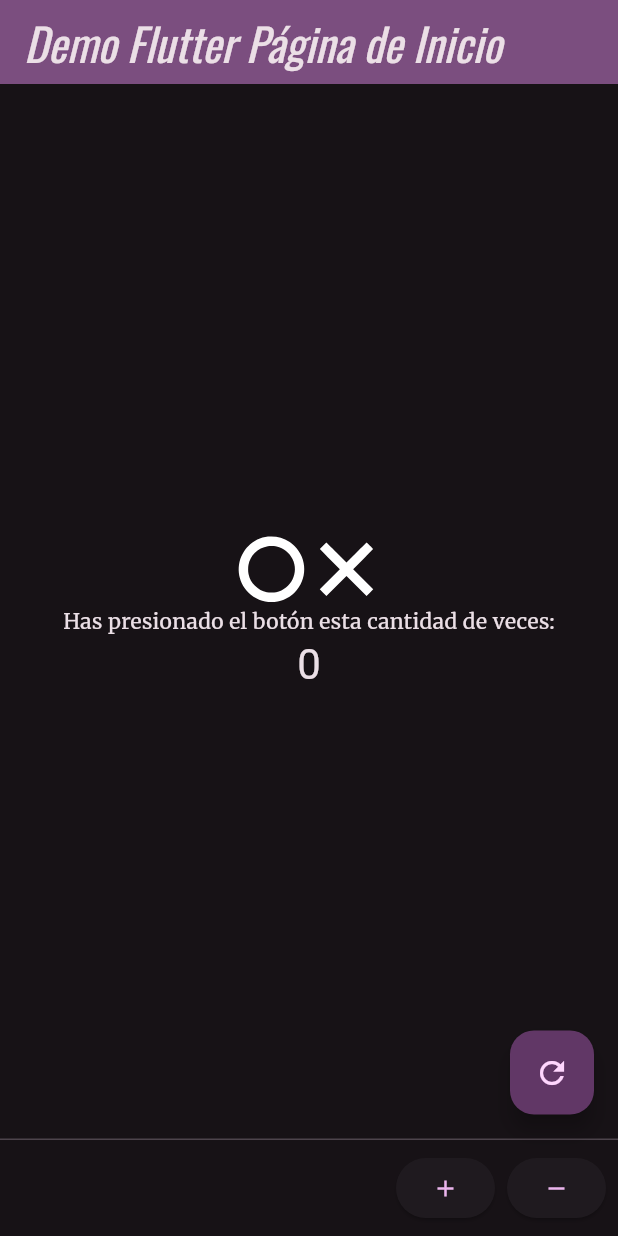
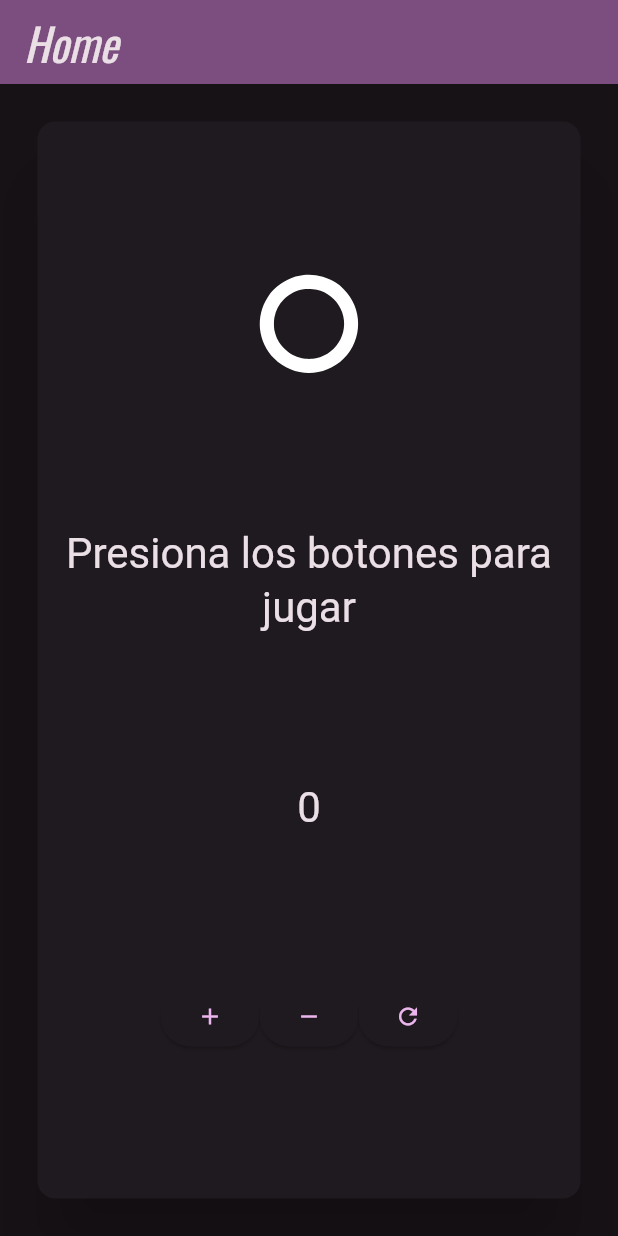
Before and after one commit to ColoroGit/3479A321_2022479001, a Flutter app: the MyHomePage screen opened directly, after a tap on the "add" icon, after a tap on the "remove" icon, on a phone screen of 412 x 824 dp. Run offline on Flutter 3.47's test engine with Material 3 defaults, Android fonts, the phone set to English and light mode, and no system bars; our stand-ins replace flutter_svg, google_fonts, logger.

Commit message:
Progress on lab 3

```diff
--- a/lab_1/lib/main.dart
+++ b/lab_1/lib/main.dart
@@ -2,6 +2,8 @@ import 'package:flutter/material.dart';
 import 'package:google_fonts/google_fonts.dart';
 import 'package:logger/logger.dart';
 import 'pages/my_home_page.dart';
+import 'pages/About.dart';
+import 'pages/Details.dart';
 
 void main() {
   runApp(const MyApp());
@@ -36,7 +38,7 @@ class MyApp extends StatelessWidget {
           displaySmall: GoogleFonts.pacifico(),
         ),
       ),
-      home: const MyHomePage(title: 'Demo Flutter Página de Inicio'),
+      home: const MyHomePage(title: 'Home'),
     );
   }
 }
--- /dev/null
+++ b/lab_1/lib/pages/Details.dart
@@ -0,0 +1,2 @@
+import 'About.dart';
+import 'my_home_page.dart';
--- a/lab_1/lib/pages/my_home_page.dart
+++ b/lab_1/lib/pages/my_home_page.dart
@@ -1,6 +1,7 @@
 import 'package:flutter/material.dart';
 import 'package:flutter_svg/flutter_svg.dart';
 import 'package:logger/logger.dart';
+import 'Details.dart';
 
 class MyHomePage extends StatefulWidget {
   const MyHomePage({super.key, required this.title});
@@ -13,13 +14,25 @@ class MyHomePage extends StatefulWidget {
 
 class _MyHomePageState extends State<MyHomePage> {
   int _counter = 0;
+  String _message = 'Presiona los botones para jugar';
+  String _displayedIcon = 'assets/icons/o_icon.svg';
+
   String oIcon = 'assets/icons/o_icon.svg';
-  String xIcon = 'assets/icons/x_icon.svg';
+  String winIcon = 'assets/icons/victory_icon.svg';
+  String gameOverIcon = 'assets/icons/game_over_icon.svg';
 
   void _incrementCounter() {
     setState(() {
       _counter++;
     });
+
+    if (_counter == 5) {
+      showGameOverDisplay();
+    }
+
+    if (_counter == 10) {
+      showVictoryDisplay();
+    }
   }
 
   void _decrementCounter() {
@@ -27,11 +40,42 @@ class _MyHomePageState extends State<MyHomePage> {
       if (_counter == 0) return;
       _counter--;
     });
+
+    if (_counter == 5) {
+      showGameOverDisplay();
+    }
+
+    if (_counter == 10) {
+      showVictoryDisplay();
+    }
   }
 
   void _resetCounter() {
     setState(() {
       _counter = 0;
+    });
+
+    showNormalDisplay();
+  }
+
+  void showVictoryDisplay() {
+    setState(() {
+      _message = 'Felicidades, has Ganado!!!';
+      _displayedIcon = winIcon;
+    });
+  }
+
+  void showGameOverDisplay() {
+    setState(() {
+      _message = 'Has Perdido\n(pista: sigue presionando el botón)';
+      _displayedIcon = gameOverIcon;
+    });
+  }
+
+  void showNormalDisplay() {
+    setState(() {
+      _message = 'Presiona los botones para jugar';
+      _displayedIcon = oIcon;
     });
   }
 
@@ -45,48 +89,54 @@ class _MyHomePageState extends State<MyHomePage> {
     logger.d("Logger is working in My Home Page!");
 
     return Scaffold(
-      persistentFooterButtons: [
-        footerButton(_incrementCounter, const Icon(Icons.add)),
-        footerButton(_decrementCounter, const Icon(Icons.remove))
-      ],
+      // persistentFooterButtons: [
+      //   footerButton(_incrementCounter, const Icon(Icons.add)),
+      //   footerButton(_decrementCounter, const Icon(Icons.remove)),
+      //   footerButton(_resetCounter, const Icon(Icons.refresh))
+      // ],
       appBar: AppBar(
         backgroundColor: Theme.of(context).colorScheme.inversePrimary,
         title: Text(widget.title),
       ),
       body: Center(
+        child: Card(
+          elevation: 20,
+          margin: EdgeInsets.all(25),
           child: Column(
-          mainAxisAlignment: MainAxisAlignment.center,
+            mainAxisAlignment: MainAxisAlignment.spaceEvenly,
             children: <Widget>[
-            Row(
-              mainAxisAlignment: MainAxisAlignment.center,
-              children: [
               SvgPicture.asset(
-                  oIcon,
-                  height: 50,
+                _displayedIcon,
+                height: 75,
                 colorFilter:
                     const ColorFilter.mode(Colors.white, BlendMode.srcIn),
               ),
-                SvgPicture.asset(
-                  xIcon,
-                  height: 50,
-                  colorFilter:
-                      const ColorFilter.mode(Colors.white, BlendMode.srcIn),
-                )
-              ],
+              Text(
+                '$_message',
+                style: Theme.of(context).textTheme.headlineMedium,
+                textAlign: TextAlign.center,
               ),
-            const Text('Has presionado el botón esta cantidad de veces:'),
               Text(
                 '$_counter',
                 style: Theme.of(context).textTheme.headlineMedium,
               ),
+              Row(
+                mainAxisAlignment: MainAxisAlignment.center,
+                children: [
+                  footerButton(_incrementCounter, const Icon(Icons.add)),
+                  footerButton(_decrementCounter, const Icon(Icons.remove)),
+                  footerButton(_resetCounter, const Icon(Icons.refresh))
+                ],
+              )
             ],
           ),
         ),
-      floatingActionButton: FloatingActionButton(
-        onPressed: _resetCounter,
-        tooltip: 'Reset',
-        child: const Icon(Icons.refresh),
       ),
+      // floatingActionButton: FloatingActionButton(
+      //   onPressed: _resetCounter,
+      //   tooltip: 'Reset',
+      //   child: const Icon(Icons.refresh),
+      // ),
     );
   }
 }
--- a/lab_1/pubspec.yaml
+++ b/lab_1/pubspec.yaml
@@ -64,6 +64,8 @@ flutter:
   assets:
     - assets/icons/o_icon.svg
     - assets/icons/x_icon.svg
+    - assets/icons/victory_icon.svg
+    - assets/icons/game_over_icon.svg
 
   # An image asset can refer to one or more resolution-specific "variants", see
   # https://flutter.dev/to/resolution-aware-images
```
Also changed, not shown: lab_1/lib/pages/About.dart (added, +38 -0 lines), lab_1/assets/icons/game_over_icon.svg (added), lab_1/assets/icons/victory_icon.svg (added). Lines whose indentation alone changed are shown as unchanged.
